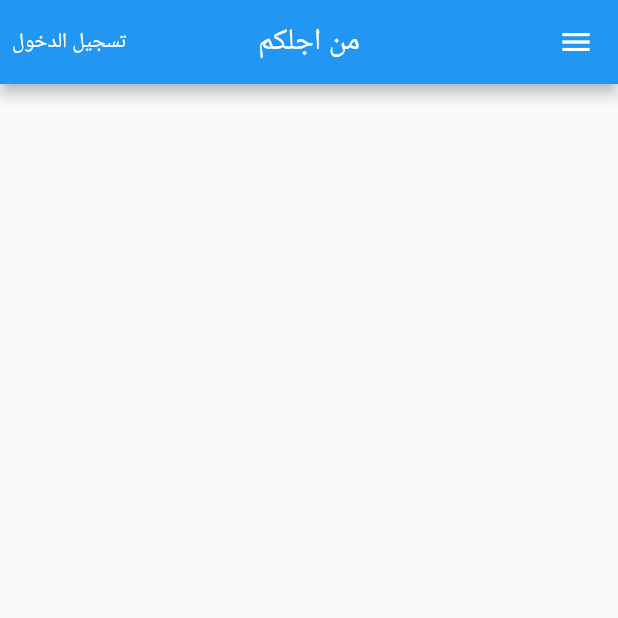
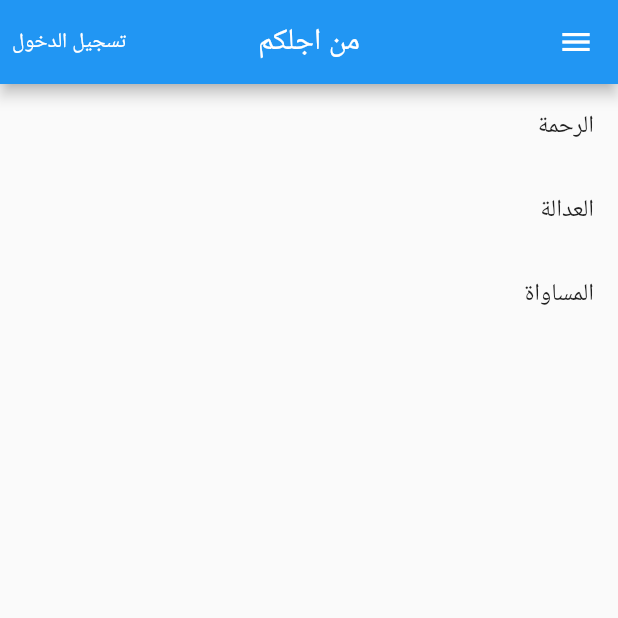
Before and after one commit to wafy-app/we_are_here_for_you, a Flutter app: the screen it shows after launch, on a phone screen of 412 x 824 dp, the top half of it. Run offline on Flutter 3.47's test engine with Material 2 defaults, Android fonts, the phone set to English and light mode, and no system bars; missing offline and left inert: dart:html.

Commit message:
add provider , add dumb data , add event model

```diff
--- a/lib/main.dart
+++ b/lib/main.dart
@@ -1,4 +1,7 @@
 import 'package:flutter/material.dart';
+import 'package:provider/provider.dart';
+
+import 'package:we_are_here_for_you/providers/events_provider.dart';
 
 import 'package:we_are_here_for_you/screen/home_screen.dart';
 
@@ -12,7 +15,13 @@ class MyApp extends StatelessWidget {
   // This widget is the root of your application.
   @override
   Widget build(BuildContext context) {
-    return MaterialApp(
+    return MultiProvider(
+      providers: [
+        ChangeNotifierProvider(
+          create: (ctx) => EventsProvider(),
+        ),
+      ],
+      child: MaterialApp(
         title: 'Flutter Demo',
         theme: ThemeData(
           primarySwatch: Colors.blue,
@@ -22,6 +31,7 @@ class MyApp extends StatelessWidget {
           child: HomeScreen(),
         ),
         initialRoute: '/',
+      ),
     );
   }
 }
--- /dev/null
+++ b/lib/model/event.dart
@@ -0,0 +1,21 @@
+class Event {
+  final String eventName;
+  final DateTime eventDate;
+  final String imageUrl;
+  final double longitude;
+  final double latitude;
+  final String descraption;
+  final String time;
+  final String billing;
+  List inRole;
+  Event(
+      {required this.eventName,
+      required this.descraption,
+      required this.imageUrl,
+      required this.time,
+      required this.eventDate,
+      required this.billing,
+      required this.longitude,
+      required this.latitude,
+      required this.inRole});
+}
--- /dev/null
+++ b/lib/providers/events_provider.dart
@@ -0,0 +1,50 @@
+import 'dart:html';
+
+import 'package:flutter/material.dart';
+import 'package:we_are_here_for_you/model/Event.dart';
+
+class EventsProvider extends ChangeNotifier {
+  // ignore: prefer_final_fields
+  List<Event> _events = [
+    Event(
+      eventName: 'الرحمة',
+      descraption:
+          'مبادرة شبابية عربية اردنية ذات طابع اردني لاسباب متعددة منها رفع قيمة الشباب العربي بالدول العربية ',
+      imageUrl: 'https://miro.medium.com/max/700/1*mk1-6aYaf_Bes1E3Imhc0A.jpeg',
+      time: 'الثلاثاء',
+      eventDate: DateTime.now(),
+      billing: '10',
+      longitude: 31.9539,
+      latitude: 35.9106,
+      inRole: [],
+    ),
+    Event(
+        eventName: 'العدالة',
+        descraption:
+            'مبادرة شبابية عربية اردنية ذات طابع اردني لاسباب متعددة منها رفع قيمة الشباب العربي بالدول العربية ',
+        imageUrl:
+            'https://miro.medium.com/max/700/1*mk1-6aYaf_Bes1E3Imhc0A.jpeg',
+        time: 'الاثنين',
+        eventDate: DateTime.now(),
+        billing: '20',
+        longitude: 31.9539,
+        latitude: 35.9106,
+        inRole: []),
+    Event(
+        eventName: 'المساواة',
+        descraption:
+            'مبادرة شبابية عربية اردنية ذات طابع اردني لاسباب متعددة منها رفع قيمة الشباب العربي بالدول العربية ',
+        imageUrl:
+            'https://miro.medium.com/max/700/1*mk1-6aYaf_Bes1E3Imhc0A.jpeg',
+        time: 'الثلاثاء',
+        eventDate: DateTime.now(),
+        billing: '10',
+        longitude: 31.9539,
+        latitude: 35.9106,
+        inRole: [])
+  ];
+
+  List<Event> get events {
+    return [..._events];
+  }
+}
--- a/lib/screen/home_screen.dart
+++ b/lib/screen/home_screen.dart
@@ -3,6 +3,7 @@ import 'dart:ui';
 import 'package:flutter/material.dart';
 
 import 'package:we_are_here_for_you/widgets/drawer_app/my_drawer.dart';
+import 'package:we_are_here_for_you/widgets/main_app/all_events.dart';
 
 class HomeScreen extends StatelessWidget {
   const HomeScreen({Key? key}) : super(key: key);
@@ -23,6 +24,7 @@ class HomeScreen extends StatelessWidget {
           ),
         ],
       ),
+      body: AllEvents(),
       drawer: MyDrawer(),
     );
   }
--- /dev/null
+++ b/lib/widgets/main_app/all_events.dart
@@ -0,0 +1,30 @@
+import 'dart:html';
+
+import 'package:flutter/material.dart';
+import 'package:provider/provider.dart';
+import 'package:we_are_here_for_you/model/Event.dart';
+import 'package:we_are_here_for_you/providers/events_provider.dart';
+
+class AllEvents extends StatefulWidget {
+  const AllEvents({Key? key}) : super(key: key);
+
+  @override
+  State<AllEvents> createState() => _AllEventsState();
+}
+
+class _AllEventsState extends State<AllEvents> {
+  @override
+  Widget build(BuildContext context) {
+    List<Event> items = Provider.of<EventsProvider>(context).events;
+    print(items);
+    return ListView.builder(
+      itemCount: items.length,
+      itemBuilder: (context, index) {
+        return ListTile(
+          title: Text(items[index].eventName),
+        );
+      },
+    );
+    // return Text('data');
+  }
+}
--- a/pubspec.yaml
+++ b/pubspec.yaml
@@ -34,6 +34,7 @@ dependencies:
   # The following adds the Cupertino Icons font to your application.
   # Use with the CupertinoIcons class for iOS style icons.
   cupertino_icons: ^1.0.2
+  provider: ^6.0.1
 
 dev_dependencies:
   flutter_test:
```
Also changed, not shown: pubspec.lock. Lines whose indentation alone changed are shown as unchanged.
